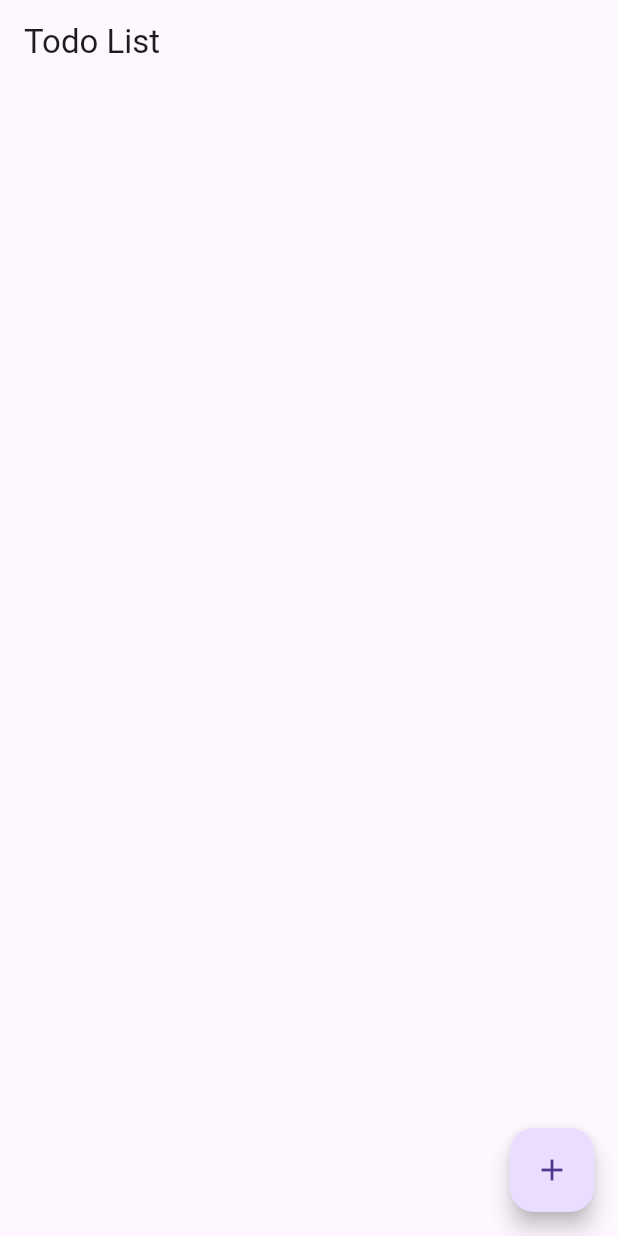
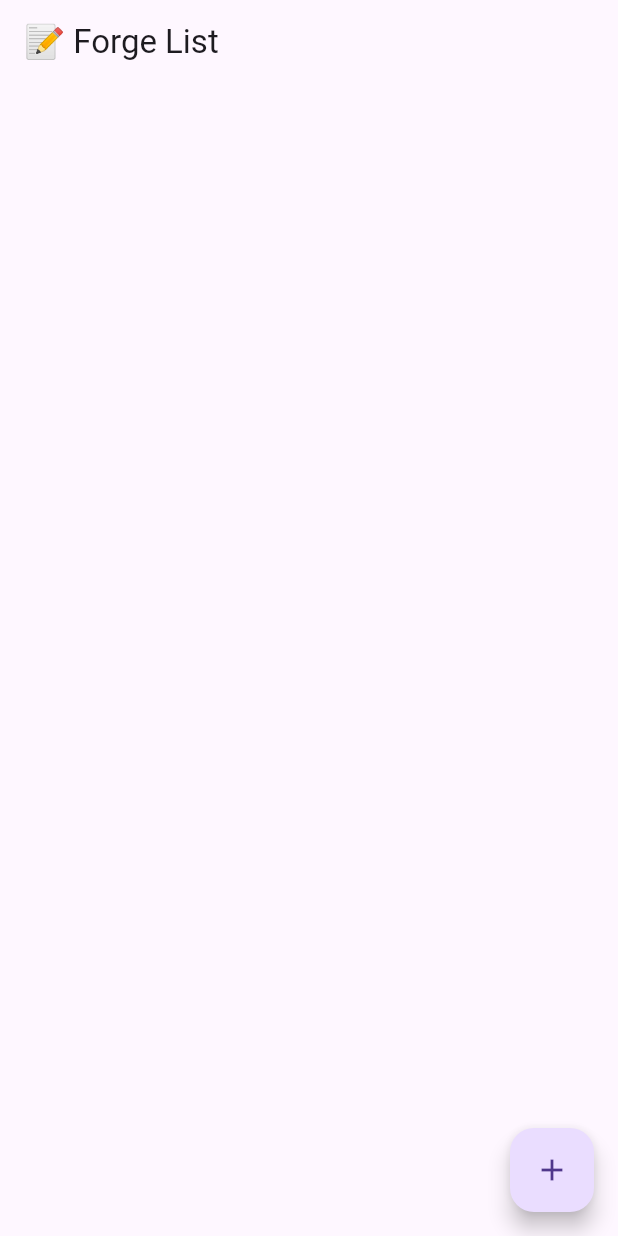
Before and after one commit to ricardo-camilo-programador-frontend-web/flutter-dimensions-part-1, a Flutter app: the screen it shows after launch, on a phone screen of 412 x 824 dp. Run offline on Flutter 3.47's test engine with Material 3 defaults, Android fonts, the phone set to English and light mode, and no system bars.

Commit message:
Update HomeScreen app bar title to use emoji and branding

```diff
--- a/lib/screens/home_screen.dart
+++ b/lib/screens/home_screen.dart
@@ -10,7 +10,7 @@ class HomeScreen extends StatelessWidget {
 
     return Scaffold(
       appBar: AppBar(
-        title: Text('Todo List'),
+        title: Text('📝 Forge List'),
       ),
       body: ListView.builder(
         itemCount: tasks.length,
```
